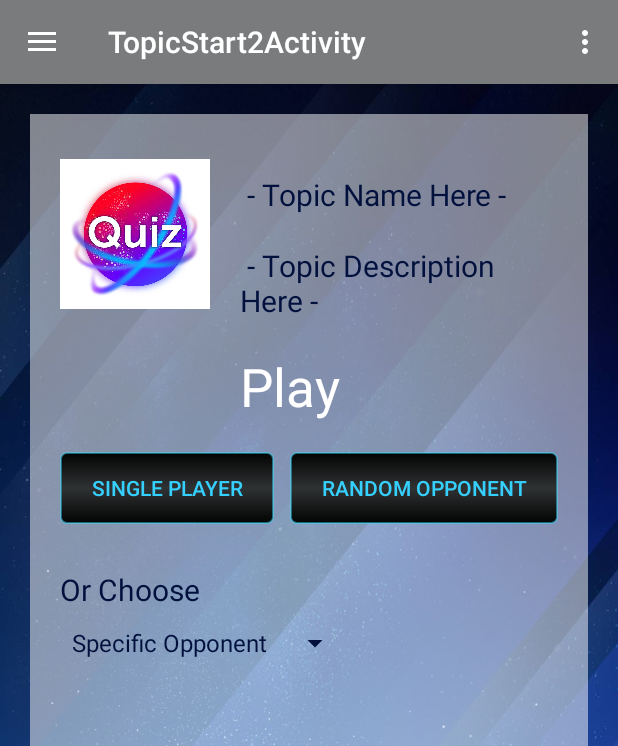
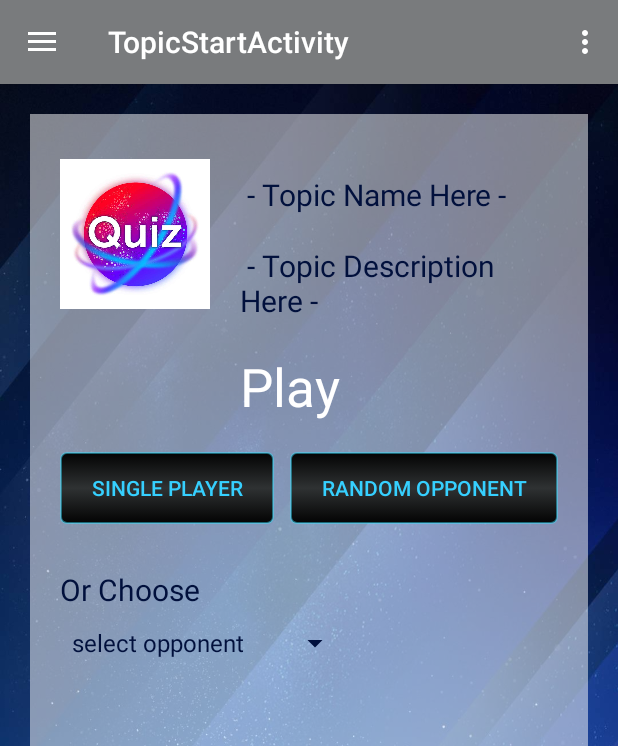
Before and after one commit to ShaniGeva12/EasyQuizy_App, an Android app: the TopicStartActivity screen opened directly, with no data from a screen before it, in the side drawer, after a tap on "Gallery", on a phone screen of 412 x 824 dp. Shown: the top 746 px of the screen. Run offline under Robolectric (Android 15) with nearby library versions, the phone set to English and light mode, and no system bars.

Commit message:
inbal update

```diff
--- a/app/src/main/AndroidManifest.xml
+++ b/app/src/main/AndroidManifest.xml
@@ -12,7 +12,7 @@
         android:theme="@style/DarkyTheme">
         <activity
             android:name=".TopicStartActivity"
-            android:label="@string/title_activity_topic_start2"
+            android:label="@string/title_activity_topic_start"
             android:theme="@style/DarkyTheme.NoActionBar"></activity>
         <activity android:name=".Playing" />
         <activity
--- a/app/src/main/java/com/example/easyquizy_app/Playing.java
+++ b/app/src/main/java/com/example/easyquizy_app/Playing.java
@@ -14,6 +14,11 @@ public class Playing extends AppCompatActivity {
 
         Intent intent = getIntent();
         String playMode = intent.getStringExtra("gameType");
-        Toast.makeText(this, "play mode: " + playMode, Toast.LENGTH_SHORT).show();
+        if(playMode.equals("spec")) {
+            String player = intent.getStringExtra("player");
+            Toast.makeText(this, "play mode: " + playMode + "\nyou play against - " + player, Toast.LENGTH_SHORT).show();
+        }
+        else
+            Toast.makeText(this, "play mode: " + playMode, Toast.LENGTH_SHORT).show();
     }
 }
--- a/app/src/main/java/com/example/easyquizy_app/TopicStartActivity.java
+++ b/app/src/main/java/com/example/easyquizy_app/TopicStartActivity.java
@@ -12,12 +12,16 @@ import android.support.v7.app.AppCompatActivity;
 import android.support.v7.widget.Toolbar;
 import android.view.Menu;
 import android.view.View;
+import android.widget.AdapterView;
+import android.widget.ArrayAdapter;
 import android.widget.Button;
+import android.widget.Spinner;
+import android.widget.Toast;
 
 import com.example.easyquizy_app.Common.Common;
 
 public class TopicStartActivity extends AppCompatActivity
-        implements NavigationView.OnNavigationItemSelectedListener {
+        implements NavigationView.OnNavigationItemSelectedListener, AdapterView.OnItemSelectedListener {
 
     Button singleBtn, randBtn, specBtn;
 
@@ -42,6 +46,19 @@ public class TopicStartActivity extends AppCompatActivity
             }
         });
 
+        //spinner handler START
+        Spinner spinner = (Spinner) findViewById(R.id.players_spinner);
+            // Create an ArrayAdapter using the string array and a default spinner layout
+        ArrayAdapter<CharSequence> adapter = ArrayAdapter.createFromResource(this,
+                R.array.choose_players_arr, android.R.layout.simple_spinner_item);
+            // Specify the layout to use when the list of choices appears
+        adapter.setDropDownViewResource(android.R.layout.simple_spinner_dropdown_item);
+            // Apply the adapter to the spinner
+        spinner.setAdapter(adapter);
+        spinner.setOnItemSelectedListener(this);
+
+        //spinner handler END
+
         //Navigation Drawer
         Toolbar toolbar = findViewById(R.id.toolbar);
         setSupportActionBar(toolbar);
@@ -54,8 +71,7 @@ public class TopicStartActivity extends AppCompatActivity
         navigationView.setNavigationItemSelectedListener(this);
         //END Navigation Drawer
     }
-/*
- */
+
     private void randomPlayerOnClick() {
         Intent startGame = new Intent(TopicStartActivity.this, Playing.class);
         startGame.putExtra("gameType", "random");
@@ -126,4 +142,26 @@ public class TopicStartActivity extends AppCompatActivity
         return true;
     }
     //Navigation Drawer funcs END
+
+    //spinner func START
+    @Override
+    public void onItemSelected(AdapterView<?> parent, View view, int position, long id) {
+        if(position == 0)
+            return;
+
+        String player = parent.getItemAtPosition(position).toString()+position;
+        Toast.makeText(getApplicationContext(),"" + player + " is selected\nget ready" , Toast.LENGTH_LONG).show();
+
+        Intent startGame = new Intent(TopicStartActivity.this, Playing.class);
+        startGame.putExtra("gameType", "spec");
+        startGame.putExtra("player", player);
+        startActivity(startGame);
+    }
+
+    @Override
+    public void onNothingSelected(AdapterView<?> parent) {
+        Toast.makeText(getApplicationContext(),"select your game mode" , Toast.LENGTH_LONG).show();
+    }
+    //spinner func END
+
 }
--- a/app/src/main/res/layout/activity_main.xml
+++ b/app/src/main/res/layout/activity_main.xml
@@ -95,7 +95,7 @@
                     android:layout_width="200dp"
                     android:layout_height="200dp"
                     android:id="@+id/animation_image_view"
-                    android:src="@drawable/frame_cube_anim"
+                    android:src="@drawable/anim_frame_cube"
 
                     android:layout_marginLeft="15dp"
                     />
--- a/app/src/main/res/values/strings.xml
+++ b/app/src/main/res/values/strings.xml
@@ -81,6 +81,7 @@
 
 
     <string-array name="choose_players_arr">
+        <item>@string/select_specific_opponent</item>
         <item>@string/specific_opponent</item>
         <item>@string/specific_opponent</item>
         <item>@string/specific_opponent</item>
@@ -89,7 +90,8 @@
 
     <!-- TODO: Remove or change this placeholder text -->
     <string name="hello_blank_fragment">Hello blank fragment</string>
-    <string name="title_activity_topic_start2">TopicStart2Activity</string>
+    <string name="title_activity_topic_start">TopicStartActivity</string>
+    <string name="select_specific_opponent">select opponent</string>
     <string name="quit_game">Quit Game</string>
 
 </resources>
```
Also changed, not shown: app/src/main/java/com/example/easyquizy_app/CategoryFragment.java (+6 -1 lines), app/src/main/res/drawable/anim_frame_cube.xml (renamed from app/src/main/res/drawable/frame_cube_anim.xml).
